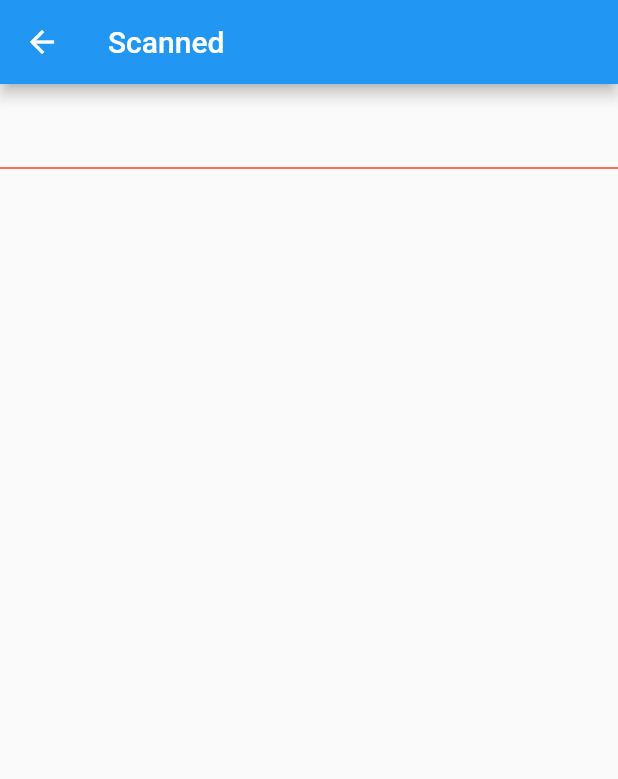
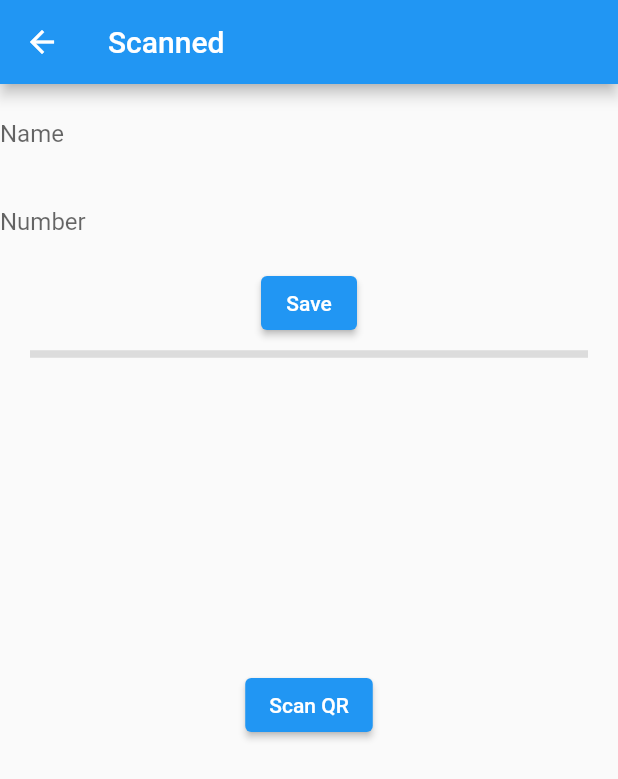
Before and after one commit to shukad333/neoter_vizitor, a Flutter app: the Scanner screen opened directly, on a phone screen of 412 x 824 dp. Shown: the top 779 px of the screen. Run offline on Flutter 3.47's test engine with Material 2 defaults, Android fonts, the phone set to English and light mode, and no system bars; our stand-ins replace grouped_list, permission_handler, qr_flutter, shared_preferences, sqflite; missing offline and left inert: qrscan; accounts and stored records are empty.

Commit message:
Add/scan of visitor

```diff
--- /dev/null
+++ b/lib/constants.dart
@@ -0,0 +1,5 @@
+import 'package:flutter/material.dart';
+
+
+final Color PRIMARY_TEXT_COLOR = Colors.blue;
+final Color PRIMARY_TEXT_COLOR_BOLD = Color(0xFF0D47A1);
--- /dev/null
+++ b/lib/model/visitor.dart
@@ -0,0 +1,41 @@
+final String visitor_table = 'visitor';
+
+class VisitorFields {
+  static final List<String> values = [id, name, number, time];
+
+  static final String id = "_id";
+  static final String name = 'name';
+  static final String number = 'number';
+  static final String time = 'time';
+}
+
+class Visitor {
+  final int? id;
+  final String name;
+  final String number;
+  final DateTime time;
+
+  const Visitor(
+      {this.id, required this.name, required this.number, required this.time});
+
+  Visitor copy({int? id, String? name, String? number, DateTime? time}) =>
+      Visitor(
+          id: id ?? this.id,
+          number: number ?? this.number,
+          name: name ?? this.name,
+          time: time ?? this.time);
+
+  static Visitor fromJson(Map<String, Object?> json) => Visitor(
+        id: json[VisitorFields.id] as int?,
+        name: json[VisitorFields.name] as String,
+        number: json[VisitorFields.number] as String,
+        time: DateTime.parse(json[VisitorFields.time] as String),
+      );
+
+  Map<String, Object?> toJson() => {
+        VisitorFields.id: id,
+        VisitorFields.name: name,
+        VisitorFields.number: number,
+        VisitorFields.time: time.toIso8601String()
+      };
+}
--- a/lib/profile.dart
+++ b/lib/profile.dart
@@ -1,4 +1,5 @@
 import 'package:flutter/material.dart';
+import 'package:qr_test/constants.dart';
 import 'package:shared_preferences/shared_preferences.dart';
 
 class ProfilePage extends StatefulWidget {
@@ -101,7 +102,8 @@ class _ProfilePageState extends State<ProfilePage> {
           ),
           decoration: InputDecoration(
             border: InputBorder.none,
-            hintText: 'Title',
+            // hintText: 'Title',
+            labelText: 'Name',
             hintStyle: TextStyle(color: Colors.blue),
           ),
           validator: (title) =>
@@ -112,20 +114,23 @@ class _ProfilePageState extends State<ProfilePage> {
           maxLines: 1,
           initialValue: number.isEmpty?'':number,
           style: TextStyle(
-            color: Colors.blue,
+            color: PRIMARY_TEXT_COLOR,
             fontWeight: FontWeight.bold,
             fontSize: 24,
           ),
           decoration: InputDecoration(
             border: InputBorder.none,
-            hintText: 'Title',
-            hintStyle: TextStyle(color: Colors.blue),
+            // hintText: 'Title',
+            labelText: 'Phone Number',
+            hintStyle: TextStyle(color: PRIMARY_TEXT_COLOR),
           ),
           validator: (number) =>
           number != null && number.isEmpty ? 'The number cannot be empty' : null,
           onChanged: (str) => onChangedNumber(str),
         ),
-        ElevatedButton(child: Text('Save'),onPressed:saveProfile)
+        ElevatedButton(child: Text('Save'),onPressed:saveProfile),
+
+
       ],
     );
   }
--- a/lib/scanner.dart
+++ b/lib/scanner.dart
@@ -1,12 +1,11 @@
 import 'package:flutter/material.dart';
+import 'package:qr_test/constants.dart';
+import 'package:qr_test/model/visitor.dart';
+import 'package:qr_test/visitor_db.dart';
 import 'package:qrscan/qrscan.dart' as scanner;
 import 'package:permission_handler/permission_handler.dart';
 
 class Scanner extends StatefulWidget {
-
-
-
-
   const Scanner({Key? key}) : super(key: key);
 
   @override
@@ -14,20 +13,16 @@ class Scanner extends StatefulWidget {
 }
 
 class _ScannerState extends State<Scanner> {
-
-
   String name = '';
   String number = '';
-
 
   @override
   void initState() {
     super.initState();
     print('Scanning!');
     // _scan();
-    _scan();
+    // _scan();
   }
-
 
   Future _scanPhoto() async {
     await Permission.storage.request();
@@ -51,31 +46,95 @@ class _ScannerState extends State<Scanner> {
 
   @override
   Widget build(BuildContext context) {
+    return Scaffold(
+        appBar: AppBar(
+          title: Text('Scanned'),
+        ),
+        body: input());
+  }
 
+  void saveVisitor() {
+    Visitor visitor = Visitor(name: name, number: number, time: DateTime.now());
+    VisitorDb.instance.create(visitor);
+    ScaffoldMessenger.of(context)
+        .showSnackBar(SnackBar(content: Text('Added $name')));
+  }
 
-    return Scaffold(
-      appBar: AppBar(title: Text('Scanned'),),
-      body: Column(
+  void setName(name) {
+    setState(() {
+      this.name = name;
+    });
+  }
 
+  void setNumber(number) {
+    setState(() {
+      this.number = number;
+    });
+  }
+
+  Widget input() {
+    return Column(
+      children: [
+        Padding(padding: EdgeInsets.all(2)),
+        TextFormField(
+          maxLines: 1,
+          style: TextStyle(color: PRIMARY_TEXT_COLOR),
+          decoration: InputDecoration(
+              labelText: "Name",
+              border: InputBorder.none,
+              hintStyle: TextStyle(color: PRIMARY_TEXT_COLOR)),
+          onChanged: (val) => setName(val),
+        ),
+        TextFormField(
+          maxLines: 1,
+          style: TextStyle(color: PRIMARY_TEXT_COLOR),
+          decoration: InputDecoration(
+              labelText: "Number",
+              border: InputBorder.none,
+              hintStyle: TextStyle(color: PRIMARY_TEXT_COLOR)),
+          onChanged: (val) => setNumber(val),
+        ),
+        ElevatedButton(onPressed: saveVisitor, child: Text("Save")),
+        const Divider(
+          height: 20,
+          thickness: 5,
+          indent: 20,
+          endIndent: 20,
+        ),
+        Padding(padding: EdgeInsets.only(top: 200)),
+        ElevatedButton(onPressed: _scan, child: Text('Scan QR'))
+      ],
+    );
+  }
+
+  Widget output() {
+    return Column(
       children: [
         Padding(padding: EdgeInsets.only(top: 20.0)),
         Row(
           children: [
-              Text(name,style: TextStyle(fontSize: 24,fontWeight: FontWeight.bold),),
-              new Divider(color: Colors.black12,),
-
+            Text(
+              name,
+              style: TextStyle(fontSize: 24, fontWeight: FontWeight.bold),
+            ),
+            new Divider(
+              color: Colors.black12,
+            ),
           ],
         ),
-          Divider(color: Colors.red,thickness: 1.0,),
+        Divider(
+          color: Colors.red,
+          thickness: 1.0,
+        ),
         Row(
           children: [
-
-              Text(number,style: TextStyle(fontSize: 24,fontWeight: FontWeight.bold),)
+            Text(
+              number,
+              style: TextStyle(fontSize: 24, fontWeight: FontWeight.bold),
+            )
           ],
         )
       ],
-
-      ),
     );
   }
 }
--- a/pubspec.yaml
+++ b/pubspec.yaml
@@ -29,6 +29,9 @@ dependencies:
   shared_preferences: ^2.0.6
   qrscan: ^0.3.2
   permission_handler: ^8.1.3
+  sqflite: ^2.0.0+3
+  grouped_list: ^4.0.0
+
 
 
   # The following adds the Cupertino Icons font to your application.
```
Also changed, not shown: lib/all_visitors.dart (added, +109 -0 lines), lib/main.dart (+5 -2 lines), lib/visitor_db.dart (added, +71 -0 lines), pubspec.lock, 1 other file. Lines whose indentation alone changed are shown as unchanged.
